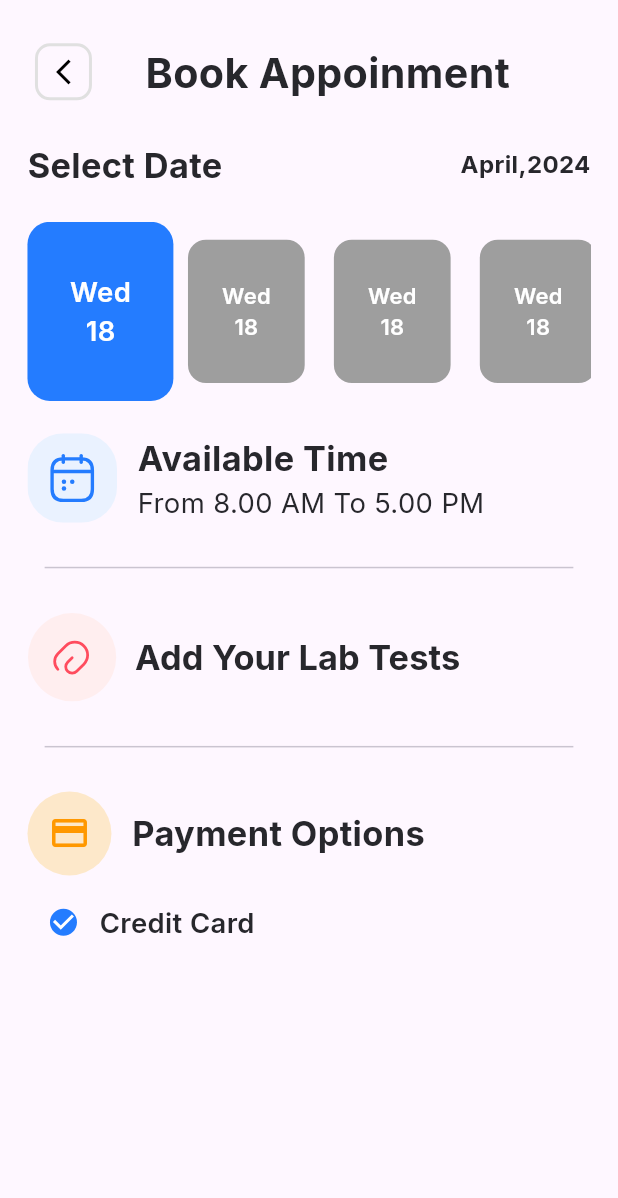
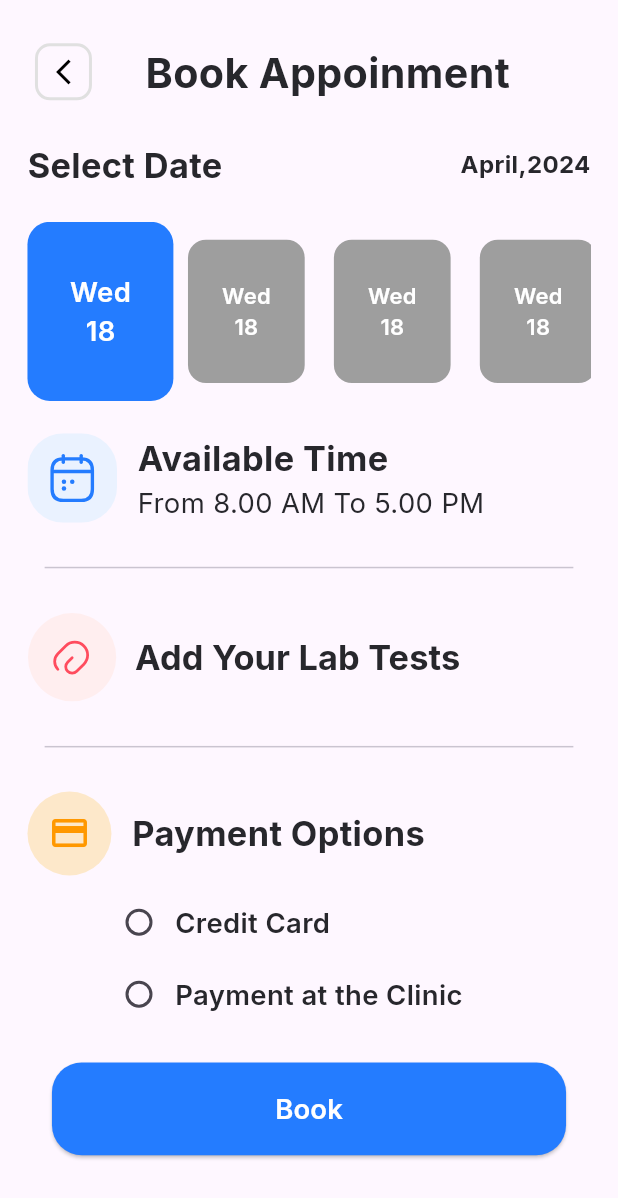
Before and after one commit to seiftarek10/clinic_square, a Flutter app: the DoctorDetailsPage screen opened by its route, after a tap on "Book", on a phone screen of 412 x 824 dp. Shown: the top 1198 px of the screen. Run offline on Flutter 3.47's test engine with Material 3 defaults, Android fonts, the light colour scheme and no system bars; our stand-ins replace eva_icons_flutter, flutter_screenutil, flutter_svg, font_awesome_flutter, go_router, google_fonts.

Commit message:
finish book appoinment page

```diff
--- a/lib/Core/Widgets/app_main_button.dart
+++ b/lib/Core/Widgets/app_main_button.dart
@@ -9,7 +9,9 @@ class AppButton extends StatelessWidget {
   final String text;
   @override
   Widget build(BuildContext context) {
-    return ElevatedButton(
+    return Align(
+      alignment: AlignmentDirectional.center,
+      child: ElevatedButton(
         onPressed: onPressed,
         style: ElevatedButton.styleFrom(
           shape: RoundedRectangleBorder(borderRadius: BorderRadius.circular(20)),
@@ -21,6 +23,7 @@ class AppButton extends StatelessWidget {
           text,
           style: Fonts.font16_600White,
         ),
+      ),
     );
   }
 }
--- a/lib/Features/Doctor Consultation/Presentaion/View/Widgets/payment_method.dart
+++ b/lib/Features/Doctor Consultation/Presentaion/View/Widgets/payment_method.dart
@@ -1,12 +1,37 @@
 import 'package:clinic_square/Core/Helpers/space.dart';
-import 'package:clinic_square/Core/Themes/colors.dart';
 import 'package:clinic_square/Core/Themes/fonts.dart';
 import 'package:clinic_square/Features/Doctor%20Consultation/Presentaion/View/Widgets/payment_option.dart';
 import 'package:flutter/material.dart';
 import 'package:flutter_screenutil/flutter_screenutil.dart';
 
-class PaymentMethod extends StatelessWidget {
+class PaymentMethod extends StatefulWidget {
   const PaymentMethod({super.key});
+
+  @override
+  State<PaymentMethod> createState() => _PaymentMethodState();
+}
+
+class _PaymentMethodState extends State<PaymentMethod> {
+  bool _isPayByCreditCard = false;
+  bool _isPayInClinic = false;
+
+  void _handle1Checkbox(bool? value) {
+    setState(() {
+      _isPayByCreditCard = value!;
+      if (_isPayByCreditCard) {
+        _isPayInClinic = false;
+      }
+    });
+  }
+
+  void _handle2Checkbox(bool? value) {
+    setState(() {
+      _isPayInClinic = value!;
+      if (_isPayInClinic) {
+        _isPayByCreditCard = false;
+      }
+    });
+  }
 
   @override
   Widget build(BuildContext context) {
@@ -28,7 +53,16 @@ class PaymentMethod extends StatelessWidget {
           ],
         ),
         Space.bottomSpace,
-        const PaymentOption()
+        PaymentOption(
+          title: 'Credit Card',
+          isChecked: _isPayByCreditCard,
+          onChanged: _handle1Checkbox,
+        ),
+        PaymentOption(
+          title: 'Payment at the Clinic',
+          isChecked: _isPayInClinic,
+          onChanged: _handle2Checkbox,
+        ),
       ],
     );
   }
--- a/lib/Features/Doctor Consultation/Presentaion/View/Widgets/payment_option.dart
+++ b/lib/Features/Doctor Consultation/Presentaion/View/Widgets/payment_option.dart
@@ -1,24 +1,28 @@
-
 import 'package:clinic_square/Core/Themes/colors.dart';
 import 'package:clinic_square/Core/Themes/fonts.dart';
 import 'package:flutter/material.dart';
+import 'package:flutter_screenutil/flutter_screenutil.dart';
 
 class PaymentOption extends StatelessWidget {
   const PaymentOption({
-    super.key,
+    super.key, required this.title, required this.isChecked, required this.onChanged,
   });
 
+  final String title;
+  final bool isChecked;
+  final void Function(bool?) onChanged;
   @override
   Widget build(BuildContext context) {
     return Row(
       children: [
+        SizedBox(width: 44.w),
         Checkbox(
             activeColor: AppColors.mainBlue,
-            shape: RoundedRectangleBorder(
-                borderRadius: BorderRadius.circular(20)),
-            value: true,
-            onChanged: (val) {}),
-        Text("Credit Card", style: Fonts.font16_600DarkBlue)
+            shape:
+                RoundedRectangleBorder(borderRadius: BorderRadius.circular(20)),
+            value: isChecked,
+            onChanged: onChanged),
+        Text(title, style: Fonts.font16_600DarkBlue)
       ],
     );
   }
--- a/lib/Features/Doctor Consultation/Presentaion/View/book_appoinment.dart
+++ b/lib/Features/Doctor Consultation/Presentaion/View/book_appoinment.dart
@@ -1,4 +1,5 @@
 import 'package:clinic_square/Core/Helpers/space.dart';
+import 'package:clinic_square/Core/Widgets/app_main_button.dart';
 import 'package:clinic_square/Core/Widgets/app_padding.dart';
 import 'package:clinic_square/Core/Widgets/divider.dart';
 import 'package:clinic_square/Core/Widgets/header_bar.dart';
@@ -27,7 +28,9 @@ class BookAppoinmentView extends StatelessWidget {
             const AppDivider(),
             const AddYourLabTestsWidget(),
             const AppDivider(),
-            const PaymentMethod()
+            const PaymentMethod(),
+            Space.verticalSpace18,
+            AppButton(onPressed: (){}, text: "Book")
           ],
         ))),
       ),
--- a/lib/Features/Doctor Consultation/Presentaion/View/doctor_details.dart
+++ b/lib/Features/Doctor Consultation/Presentaion/View/doctor_details.dart
@@ -35,13 +35,11 @@ class DoctorDetailsPage extends StatelessWidget {
             const AppDivider(),
             const DoctorInfoConsultation(),
             Space.verticalSpace50,
-            Align(
-                alignment: Alignment.center,
-                child: AppButton(
-                    onPressed: () {
-                      GoRouter.of(context).push(Routes.bookAppoinment);
-                    },
-                    text: 'Book'))
+            AppButton(
+                onPressed: () {
+                  GoRouter.of(context).push(Routes.bookAppoinment);
+                },
+                text: 'Book')
           ],
         ))),
       ),
```
Lines whose indentation alone changed are shown as unchanged.
